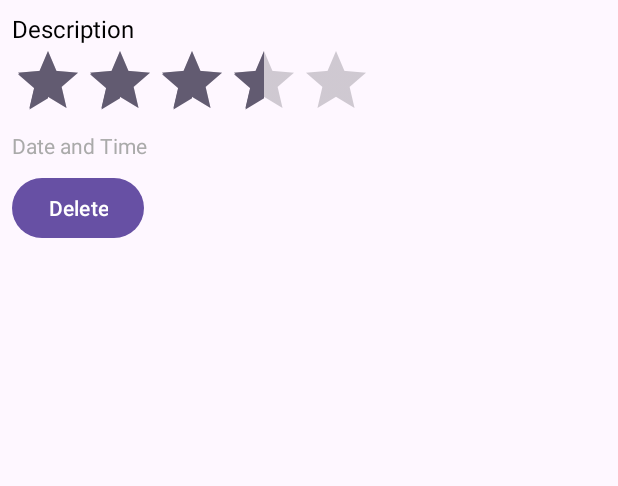
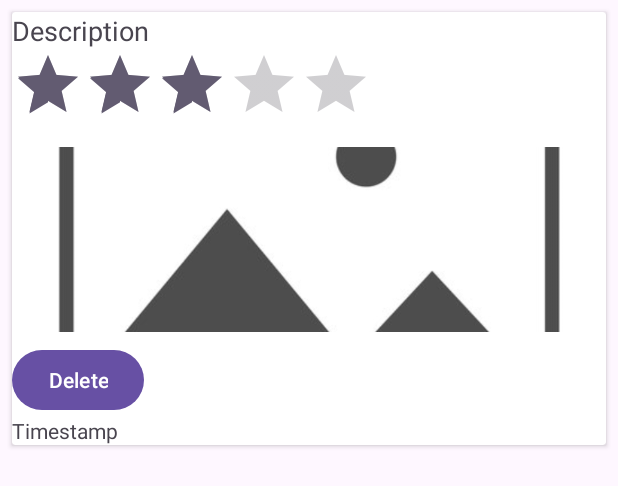
Before and after one commit to tommyp1007/SnapDiaryv3, an Android app: the layout item_diary_entry.xml on its own in the app's theme, with its tools: preview values and no code run, on a phone screen of 412 x 824 dp. Shown: the top 486 px of the screen. Run offline under Robolectric (Android 15) with nearby library versions, the phone set to English and light mode, and no system bars.

Commit message:
Changes on listViews
things to update: delete function, test for uploading pics, take pics, and play audio

```diff
--- a/app/src/main/res/layout/item_diary_entry.xml
+++ b/app/src/main/res/layout/item_diary_entry.xml
@@ -1,33 +1,43 @@
-<?xml version="1.0" encoding="utf-8"?>
-<LinearLayout xmlns:android="http://schemas.android.com/apk/res/android"
+<!-- item_diary_entry.xml -->
+<androidx.cardview.widget.CardView xmlns:android="http://schemas.android.com/apk/res/android"
     android:layout_width="match_parent"
     android:layout_height="wrap_content"
-    android:orientation="vertical"
-    android:padding="8dp">
+    android:layout_margin="8dp"
+    android:padding="8dp"
+    android:foreground="?android:attr/selectableItemBackground"
+    android:clickable="true"
+    android:focusable="true">
 
+    <LinearLayout
+        android:layout_width="match_parent"
+        android:layout_height="wrap_content"
+        android:orientation="vertical">
+
+        <!-- Your diary entry content -->
         <TextView
             android:id="@+id/textViewDescription"
             android:layout_width="match_parent"
             android:layout_height="wrap_content"
-        android:text="Description"
-        android:textSize="16sp"
-        android:textColor="@android:color/black" />
+            android:textAppearance="?android:textAppearanceMedium"
+            android:text="Description" />
 
         <RatingBar
             android:id="@+id/ratingBarMood"
             android:layout_width="wrap_content"
             android:layout_height="wrap_content"
             android:numStars="5"
-        android:stepSize="0.5"
-        android:rating="3.5" />
+            android:rating="3"
+            android:stepSize="1" />
 
         <ImageView
             android:id="@+id/imageViewPhoto"
             android:layout_width="match_parent"
-        android:layout_height="200dp"
+            android:layout_height="123dp"
+            android:layout_marginTop="8dp"
             android:scaleType="centerCrop"
-        android:visibility="gone" />
+            android:src="@drawable/placeholder_image" />
 
+        <!-- Audio button, play button, etc. -->
         <Button
             android:id="@+id/buttonPlayAudio"
             android:layout_width="wrap_content"
@@ -35,22 +45,21 @@
             android:text="Play Audio"
             android:visibility="gone" />
 
-    <TextView
-        android:id="@+id/textViewTimestamp"
-        android:layout_width="match_parent"
-        android:layout_height="wrap_content"
-        android:text="Date and Time"
-        android:textSize="14sp"
-        android:textColor="@android:color/darker_gray" />
-
-    <!-- Delete Button -->
+        <!-- Delete button -->
         <Button
             android:id="@+id/buttonDelete"
             android:layout_width="wrap_content"
             android:layout_height="wrap_content"
             android:text="Delete"
-        android:layout_marginTop="8dp"
-        android:layout_marginBottom="8dp"
-         />
+            android:layout_marginTop="8dp" />
+
+        <!-- Timestamp -->
+        <TextView
+            android:id="@+id/textViewTimestamp"
+            android:layout_width="match_parent"
+            android:layout_height="wrap_content"
+            android:textAppearance="?android:textAppearanceSmall"
+            android:text="Timestamp" />
 
     </LinearLayout>
+</androidx.cardview.widget.CardView>
```
Also changed, not shown: app/src/main/java/com/example/snapdiaryv3/DiaryAdapter.java (+31 -12 lines), app/src/main/java/com/example/snapdiaryv3/HomeFragment.java (+58 -42 lines), app/src/main/java/com/example/snapdiaryv3/SavedDiariesFragment.java (+27 -2 lines), app/src/main/res/layout/fragment_home.xml (+13 -4 lines), app/src/main/res/drawable/placeholder_image.jpg (added). Lines whose indentation alone changed are shown as unchanged.
